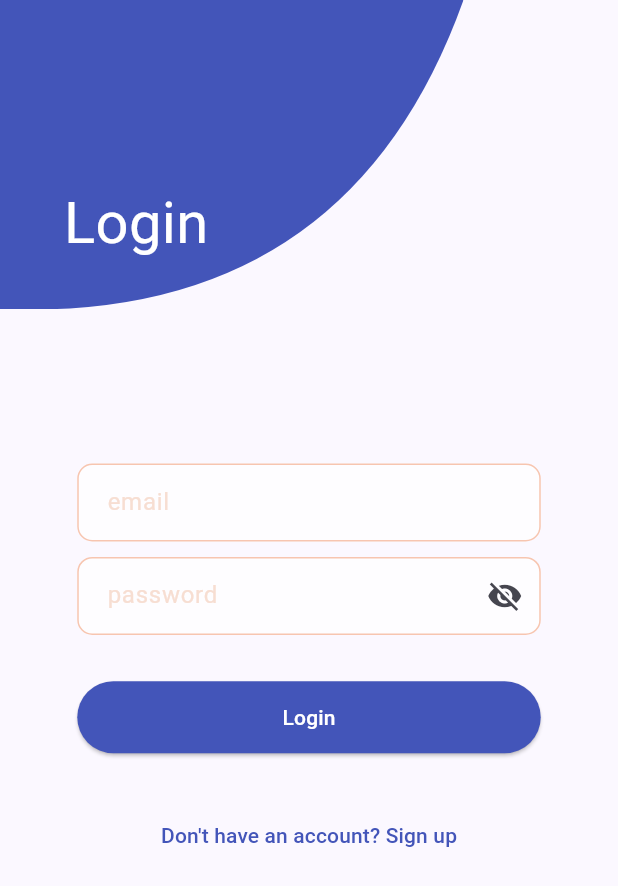
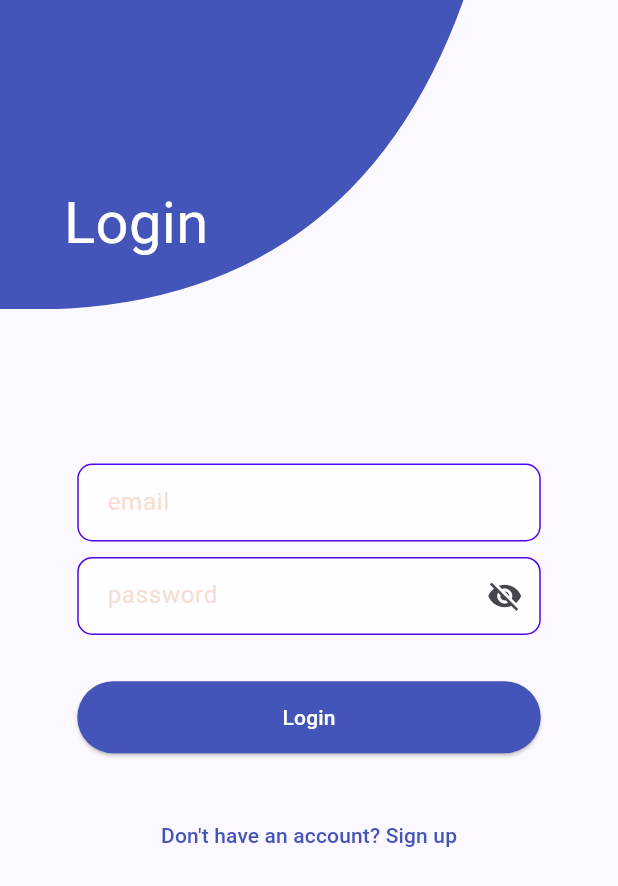
Before and after one commit to Jiya-Sharma09/Track_app, a Flutter app: the screen it shows after launch, on a phone screen of 412 x 824 dp. Shown: the top 886 px of the screen. Run offline on Flutter 3.47's test engine with Material 3 defaults, Android fonts, the light colour scheme and no system bars; our stand-ins replace fl_chart, flutter_secure_storage, jwt_decoder, shared_preferences; missing offline and left inert: horizontal_week_calendar.

Commit message:
update: custom text field border colors

```diff
--- a/lib/ui_feature/custom_text_field.dart
+++ b/lib/ui_feature/custom_text_field.dart
@@ -21,7 +21,7 @@ class _CustomTextFieldState extends State<CustomTextField> {
   Widget build(BuildContext context) {
     return TextFormField(
       obscureText: widget.isPassword ? isObscure : false,
-      style: TextStyle(color: Color.fromARGB(194, 239, 135, 87)),
+      style: TextStyle(color: Color.fromARGB(255, 84, 4, 233)),
       decoration: InputDecoration(
         hintText: widget.hint,
         hintStyle: TextStyle(color: Color.fromARGB(253, 247, 222, 210)),
@@ -34,14 +34,14 @@ class _CustomTextFieldState extends State<CustomTextField> {
         enabledBorder: OutlineInputBorder(
           borderRadius: BorderRadius.circular(10),
           borderSide: BorderSide(
-            color: Color.fromARGB(120, 239, 135, 87),
+            color: Color.fromARGB(255, 84, 4, 233),
             width: 1,
           ),
         ),
         focusedBorder: OutlineInputBorder(
           borderRadius: BorderRadius.circular(10),
           borderSide: BorderSide(
-            color: Color.fromARGB(194, 239, 135, 87),
+            color: Color.fromARGB(255, 84, 4, 233),
             width: 2,
           ),
         ),
```
